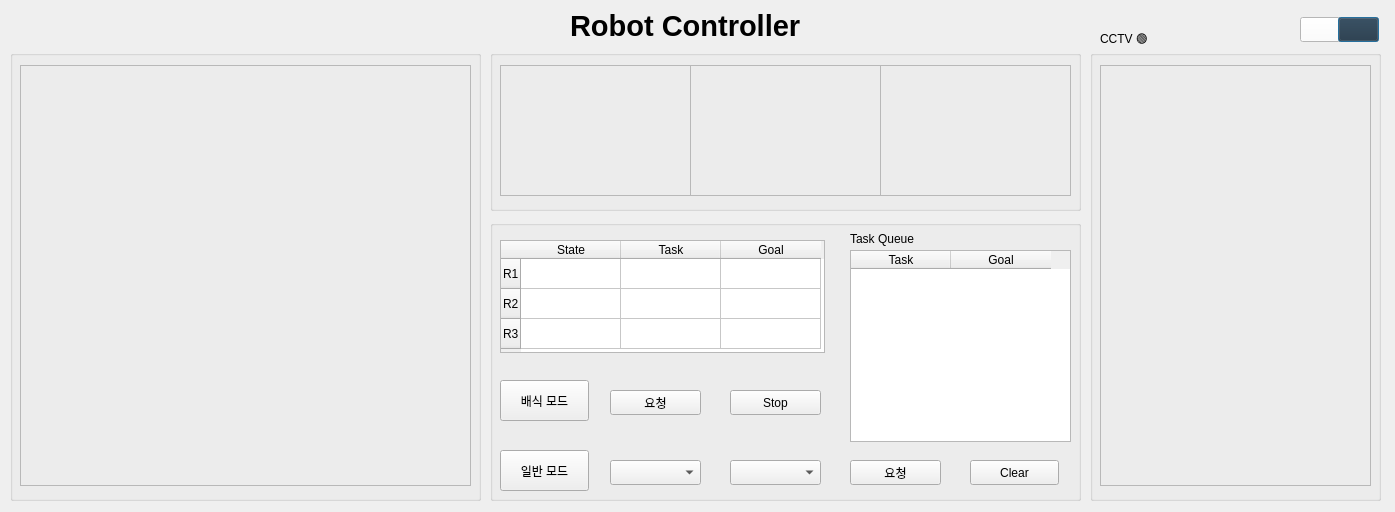
Old version of the form nursing_home/src/ui_pkg/ui_pkg/monitoring.ui in the repository addinedu-ros-3rd/ros-repo-1.
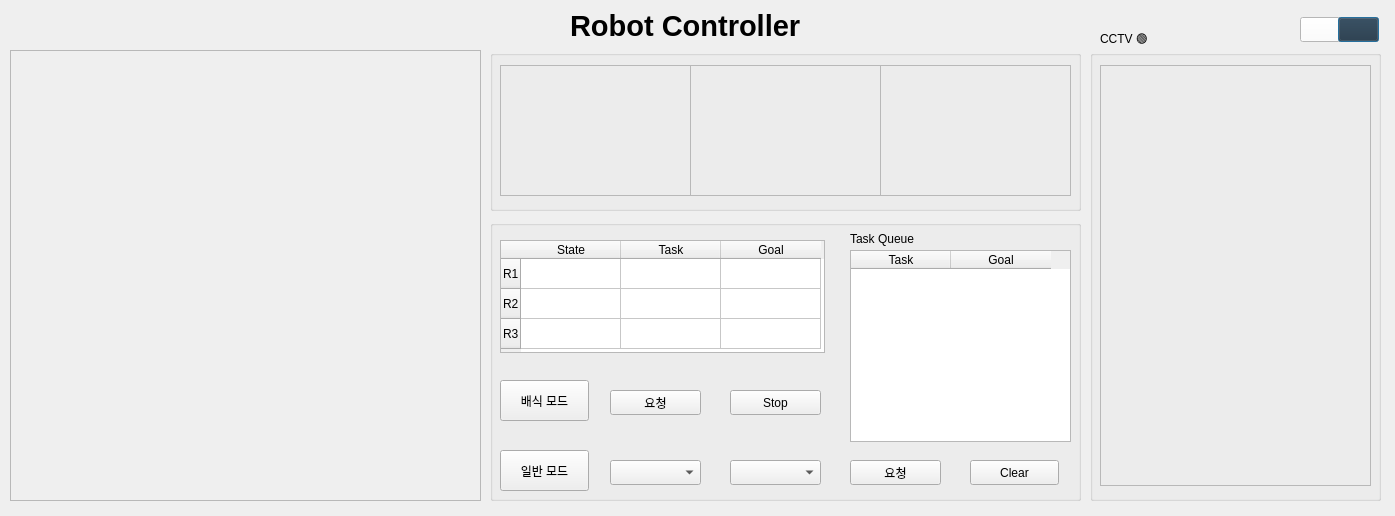
New version of the form.

Commit message: fix : UI emergency, map 수정

What changed in the file:
```diff
--- a/nursing_home/src/ui_pkg/ui_pkg/monitoring.ui
+++ b/nursing_home/src/ui_pkg/ui_pkg/monitoring.ui
@@ -7,7 +7,7 @@
     <x>0</x>
     <y>0</y>
     <width>1395</width>
-    <height>512</height>
+    <height>516</height>
    </rect>
   </property>
   <property name="windowTitle">
@@ -422,46 +422,6 @@
     </property>
    </widget>
   </widget>
-  <widget class="QGroupBox" name="map_group">
-   <property name="geometry">
-    <rect>
-     <x>10</x>
-     <y>50</y>
-     <width>471</width>
-     <height>451</height>
-    </rect>
-   </property>
-   <property name="styleSheet">
-    <string notr="true"/>
-   </property>
-   <property name="title">
-    <string/>
-   </property>
-   <widget class="QLabel" name="map">
-    <property name="enabled">
-     <bool>true</bool>
-    </property>
-    <property name="geometry">
-     <rect>
-      <x>10</x>
-      <y>15</y>
-      <width>451</width>
-      <height>421</height>
-     </rect>
-    </property>
-    <property name="font">
-     <font>
-      <underline>false</underline>
-     </font>
-    </property>
-    <property name="frameShape">
-     <enum>QFrame::StyledPanel</enum>
-    </property>
-    <property name="text">
-     <string/>
-    </property>
-   </widget>
-  </widget>
   <widget class="QLabel" name="time_label">
    <property name="geometry">
     <rect>
@@ -553,6 +513,30 @@
     <string>CCTV 🟢</string>
    </property>
   </widget>
+  <widget class="QLabel" name="map_label">
+   <property name="enabled">
+    <bool>true</bool>
+   </property>
+   <property name="geometry">
+    <rect>
+     <x>10</x>
+     <y>50</y>
+     <width>471</width>
+     <height>451</height>
+    </rect>
+   </property>
+   <property name="font">
+    <font>
+     <underline>false</underline>
+    </font>
+   </property>
+   <property name="frameShape">
+    <enum>QFrame::StyledPanel</enum>
+   </property>
+   <property name="text">
+    <string/>
+   </property>
+  </widget>
   <zorder>label</zorder>
   <zorder>cam_group</zorder>
   <zorder>white_btn</zorder>
```
Left out of the diff: 5 changed lines with no effect on the pictures. The commit also changes 1 other file.
